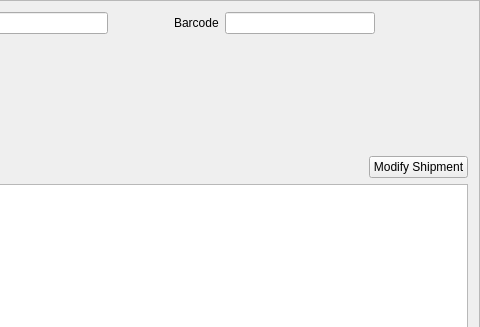
Qt form mtrack/inventoryframe.ui (kyledevans/Medicine-Track) before a commit; both pictures show x 441 to 921 and y 0 to 327 of the 921 by 655 pixel window.
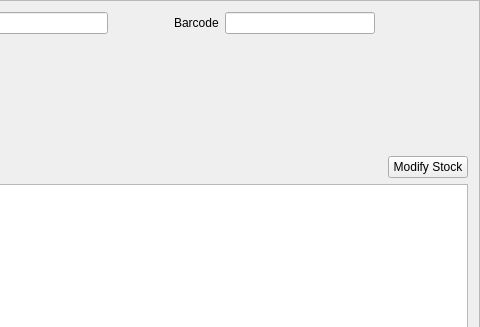
The same form after that commit.

Commit message: Prescription search now works. 	modified:   mtrack/inventoryframe.ui 	modified:   mtrack/mainwindow.cpp 	modified:   mtrack/mainwindow.ui 	modified:   mtrack/patientsearch.cpp 	modified:   mtrack/patientsearch.h 	modified:   mtrack/prescriptionsframe.cpp 	modified:   mtrack/prescriptionsframe.h 	modified:   sql_commands.txt

Diff of the .ui file:
```diff
--- a/mtrack/inventoryframe.ui
+++ b/mtrack/inventoryframe.ui
@@ -279,7 +279,7 @@
      <item>
       <widget class="QPushButton" name="modifyShipmentButton">
        <property name="text">
-        <string>Modify Shipment</string>
+        <string>Modify Stock</string>
        </property>
       </widget>
      </item>
```
The commit also changes 7 other files.
